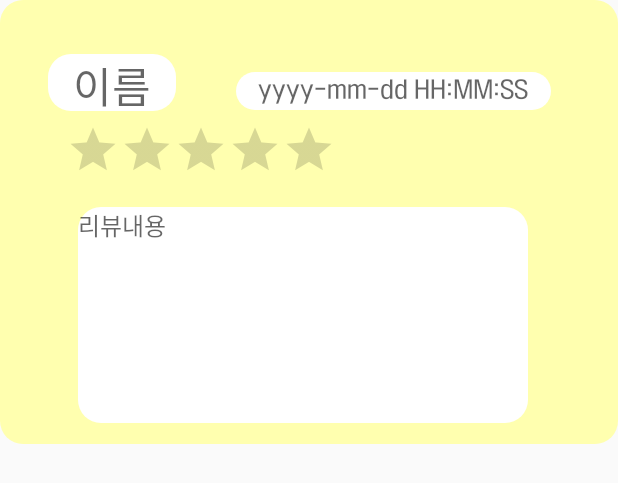
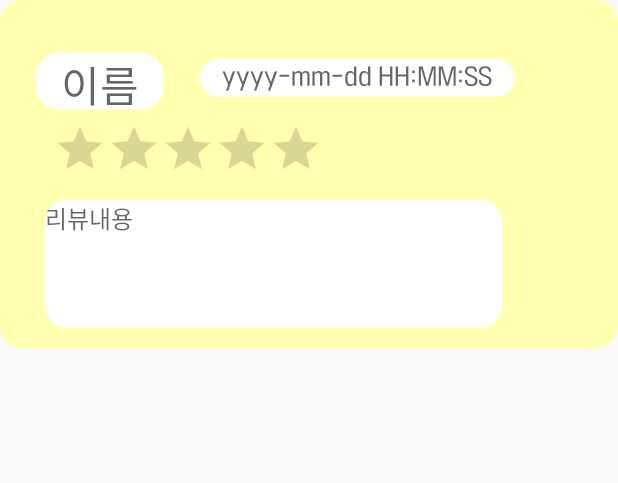
Before and after one commit to OkSeungBae/Android_APP, an Android app: the layout recyclerview_item.xml on its own in the app's theme, with its tools: preview values and no code run, on a phone screen of 412 x 824 dp. Shown: the top 483 px of the screen. Run offline under Robolectric (Android 15) with nearby library versions, the light colour scheme and no system bars.

Commit message:
[태준] 레이아웃 체크

```diff
--- a/5.Android_Project_File/app/src/main/res/layout/activity_drawer.xml
+++ b/5.Android_Project_File/app/src/main/res/layout/activity_drawer.xml
@@ -98,7 +98,7 @@
         android:layout_width="70dp"
         android:layout_height="60dp"
         android:layout_gravity="center"
-        android:layout_marginTop="50dp"
-        android:background="@drawable/footStemp" />
+        android:layout_marginTop="35dp"
+        android:background="@drawable/footstemp" />
 
 </LinearLayout>
--- a/5.Android_Project_File/app/src/main/res/layout/recyclerview_item.xml
+++ b/5.Android_Project_File/app/src/main/res/layout/recyclerview_item.xml
@@ -11,8 +11,8 @@
         android:id="@+id/recyc_name"
         android:layout_width="85dp"
         android:layout_height="38dp"
-        android:layout_marginStart="32dp"
-        android:layout_marginTop="36dp"
+        android:layout_marginStart="24dp"
+        android:layout_marginTop="35dp"
         android:background="@drawable/screen_layout_white"
         android:fontFamily="@font/jua_ttf"
         android:gravity="bottom|center"
@@ -25,8 +25,8 @@
         android:id="@+id/recyc_date"
         android:layout_width="210dp"
         android:layout_height="25dp"
-        android:layout_marginStart="40dp"
-        android:layout_marginTop="48dp"
+        android:layout_marginStart="24dp"
+        android:layout_marginTop="39dp"
         android:background="@drawable/screen_layout_white"
         android:fontFamily="@font/comsl"
         android:gravity="center"
@@ -40,17 +40,17 @@
         style="@style/Widget.AppCompat.RatingBar.Indicator"
         android:layout_width="wrap_content"
         android:layout_height="wrap_content"
-        android:layout_marginStart="44dp"
+        android:layout_marginStart="35dp"
         android:layout_marginTop="8dp"
         app:layout_constraintStart_toStartOf="parent"
         app:layout_constraintTop_toBottomOf="@+id/recyc_name" />
 
     <TextView
         android:id="@+id/recyc_context"
-        android:layout_width="300dp"
-        android:layout_height="144dp"
-        android:layout_marginStart="52dp"
-        android:layout_marginTop="20dp"
+        android:layout_width="305dp"
+        android:layout_height="85dp"
+        android:layout_marginStart="30dp"
+        android:layout_marginTop="16dp"
         android:background="@drawable/screen_layout_white"
         android:fontFamily="@font/jua_ttf"
         android:hint="리뷰내용"
```
Also changed, not shown: 5.Android_Project_File/app/src/main/res/drawable/footstemp.png (renamed from 5.Android_Project_File/app/src/main/res/drawable/footStemp.png).
